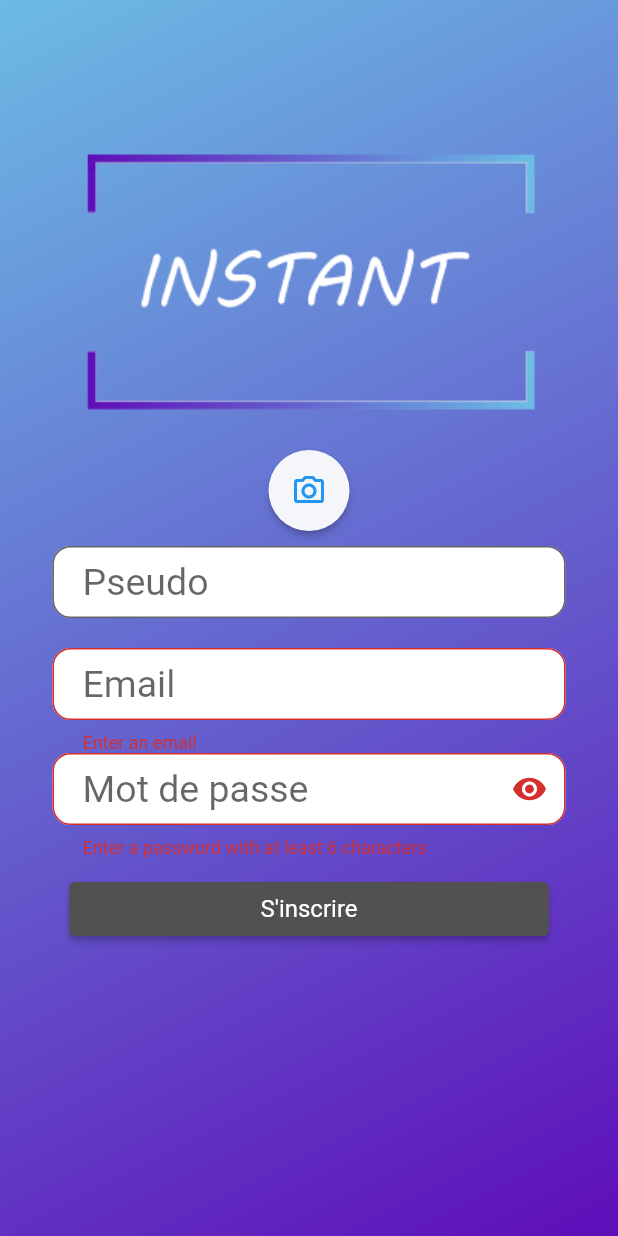
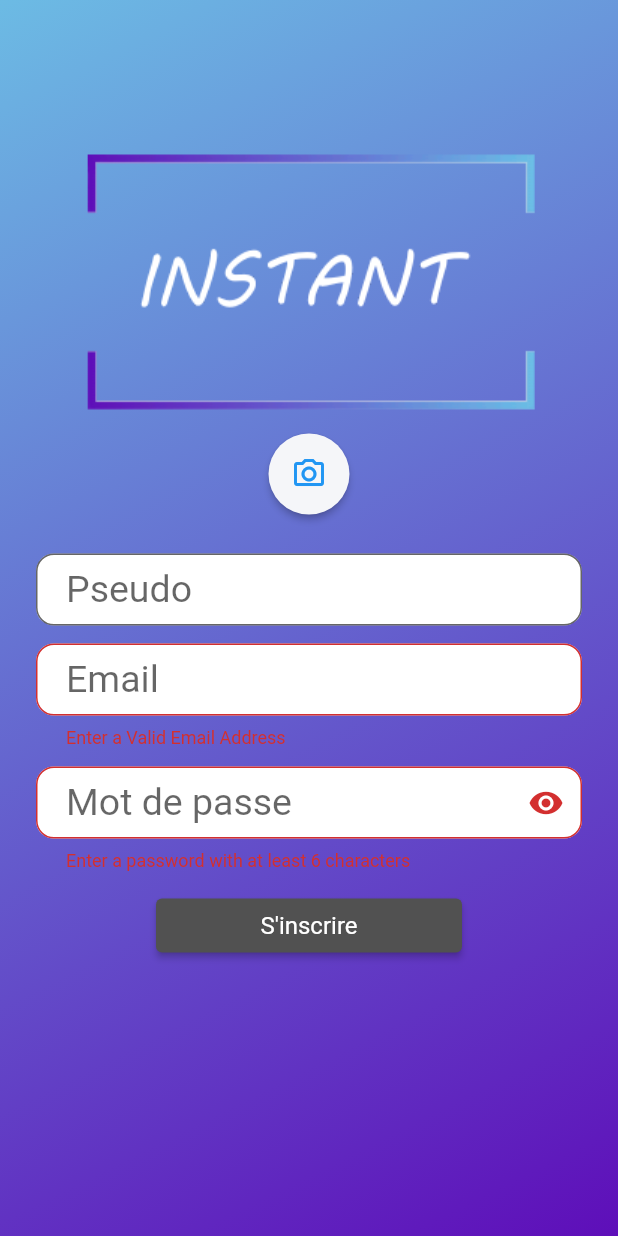
Before and after one commit to Happynounours/Instant, a Flutter app: the register screen opened by its route, after a tap on an icon or button, on a phone screen of 412 x 824 dp. Run offline on Flutter 3.47's test engine with Material 2 defaults, Android fonts, the phone set to English and light mode, and no system bars; our stand-ins replace firebase_auth, firebase_core, flutter_spinkit, font_awesome_flutter, full_screen_image_null_safe, image_picker and 3 more; missing offline and left inert: dart:ffi; accounts and stored records are empty.

Commit message:
btn show password login register + style

```diff
--- a/lib/Home/home.dart
+++ b/lib/Home/home.dart
@@ -31,8 +31,7 @@ static String routeName = '/home';
               label: Text('logout', style: TextStyle(color: Colors.white)),
               onPressed: () async {
                 await _auth.signOut();
-                  }
-              )
+              })
         ]),
         backgroundColor: Colors.transparent,
         elevation: 0,
--- a/lib/inscription/register.dart
+++ b/lib/inscription/register.dart
@@ -1,8 +1,4 @@
 import 'package:flutter/material.dart';
-import 'package:instant/common/constants.dart';
-
-import 'package:intl/intl.dart';
-
 import '../services/authentification.dart';
 
 class register extends StatefulWidget {
@@ -19,6 +15,8 @@ class _registerState extends State<register> {
   final emailController = TextEditingController();
   final passwordController = TextEditingController();
   bool showSignIn = true;
+  bool _obscureText = true;
+
 
 
   @override
@@ -37,14 +35,16 @@ class _registerState extends State<register> {
         )),
         // child: Home(),
         child: SingleChildScrollView(
+          child: Padding(
+            padding: const EdgeInsets.symmetric(horizontal: 24),
             child: Column(
               children: <Widget>[
                 Padding(
-                padding: const EdgeInsets.only(top: 100),
+                  padding: const EdgeInsets.only(top:100),
                   child: Image.asset('assets/InstantW.png'),
                 ),
                 Padding(
-                padding: const EdgeInsets.only(top: 25),
+                  padding: const EdgeInsets.symmetric(vertical: 14),
                   child: Positioned(
                       bottom: 0,
                       left: -25,
@@ -61,10 +61,7 @@ class _registerState extends State<register> {
                       )),
                 ),
                 Padding(
-                padding: EdgeInsets.symmetric(
-                  horizontal: 35,
-                  vertical: 10,
-                ),
+                  padding: EdgeInsets.symmetric(vertical: 12),
                   child: TextField(
                     decoration: InputDecoration(
                       focusedBorder: OutlineInputBorder(
@@ -83,19 +80,22 @@ class _registerState extends State<register> {
                   ),
                 ),
                 Padding(
-                padding: EdgeInsets.symmetric(
-                  horizontal: 35,
-                  vertical: 10,
-                ),
+                  padding: EdgeInsets.symmetric(),
                   child: Form(
                     key: _formKey,
                     child: Column(
                       children: [
-                      TextFormField(
-                        controller: emailController,
-                        validator: (value) => value == null || value.isEmpty
-                            ? "Enter an email"
-                            : null,
+                        Padding(
+                          padding: const EdgeInsets.symmetric(),
+                          child:  TextFormField(
+                            validator: (value) {
+                              if (value != null) {
+                                if (value.contains('@')) {
+                                  return null;
+                                }
+                                return 'Enter a Valid Email Address';
+                              }
+                            },
                             decoration: InputDecoration(
                               focusedBorder: OutlineInputBorder(
                                 borderSide: BorderSide(
@@ -111,7 +111,11 @@ class _registerState extends State<register> {
                             ),
                             style: TextStyle(fontSize: 25),
                           ),
-                      TextFormField(
+                        ),
+                        Padding(
+                          padding: const EdgeInsets.symmetric(vertical: 12.0),
+                          child: TextFormField(
+                            obscureText: _obscureText,
                             controller: passwordController,
                             validator: (value) => value != null && value.length < 6
                                 ? "Enter a password with at least 6 characters"
@@ -129,17 +133,25 @@ class _registerState extends State<register> {
                               ),
                               hintText: 'Mot de passe',
                               suffixIcon: IconButton(
-                            onPressed: () {},
-                            icon: Icon(Icons.remove_red_eye),
+                                icon:
+                                Icon(_obscureText ? Icons.visibility : Icons.visibility_off),
+                                onPressed: () {
+                                  setState(() {
+                                    _obscureText = !_obscureText;
+                                  });
+                                },
                               ),
                             ),
                             style: TextStyle(fontSize: 25),
+                          ),
                         ),
                       ],
                     ),
                   ),
                 ),
-              ElevatedButton(
+                Padding(
+                  padding: const EdgeInsets.symmetric(horizontal: 80.0),
+                  child: ElevatedButton(
                     onPressed: () async {
                       if (_formKey.currentState?.validate() == true) {
                         setState(() => loading = false);
@@ -166,7 +178,9 @@ class _registerState extends State<register> {
                           fontSize: 16,
                         )),
                   ),
+                ),
               ],
+            ),
           ),
         ),
       ),
```
Also changed, not shown: lib/connexion/login.dart (+42 -44 lines). Lines whose indentation alone changed are shown as unchanged.
